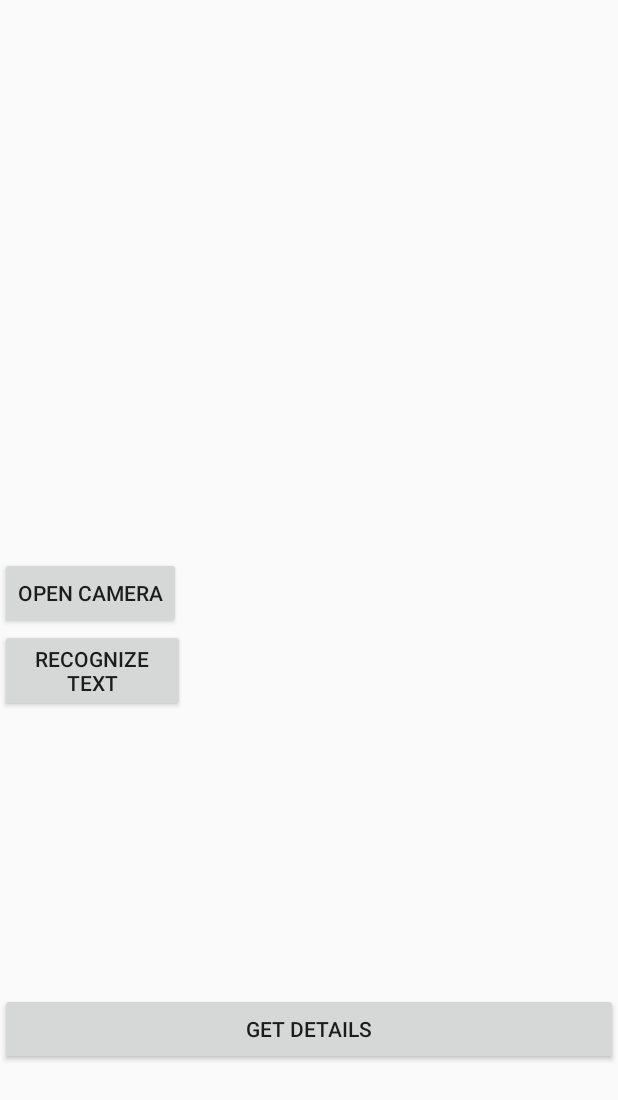
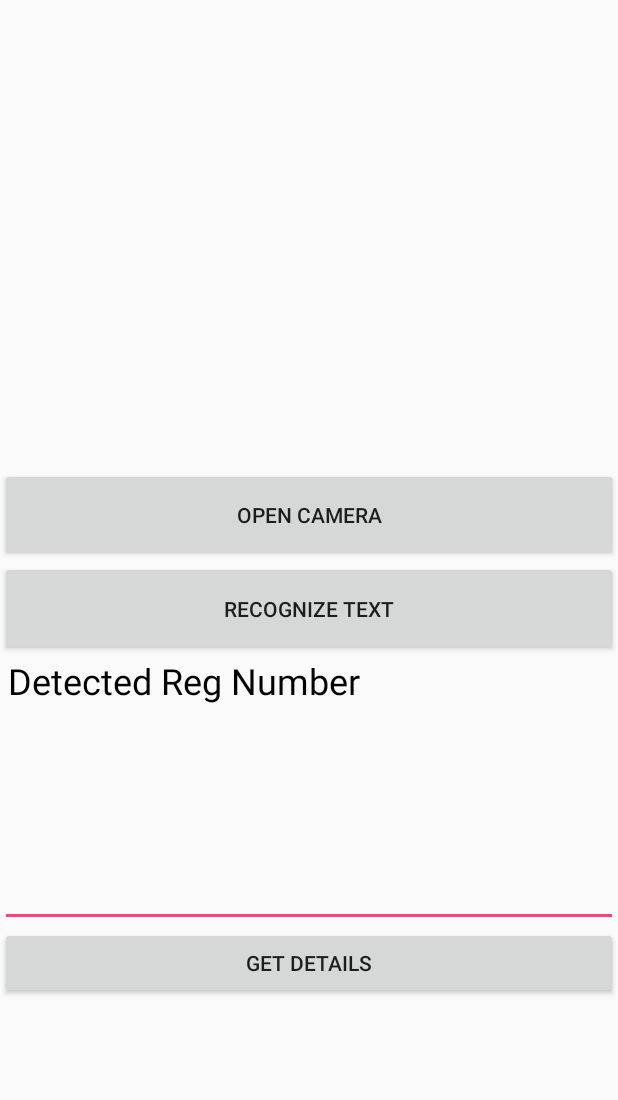
Before and after one commit to Yaswanth3277/vdetails, an Android app: the takePic screen opened directly, with no data from a screen before it, on a phone screen of 412 x 824 dp. Shown: the top 1100 px of the screen. Run offline under Robolectric (Android 15) with nearby library versions, the phone set to English and light mode, and no system bars.

Commit message:
camera 2nd slide ui

```diff
--- a/app/src/main/res/layout/take_pic.xml
+++ b/app/src/main/res/layout/take_pic.xml
@@ -8,25 +8,39 @@
     <ImageView
         android:id="@+id/ImageView01"
         android:layout_width="match_parent"
-        android:layout_height="371dp"></ImageView>
+        android:layout_height="312dp"
+        android:layout_gravity="center"></ImageView>
 
     <Button
         android:id="@+id/Button01"
-        android:layout_width="wrap_content"
-        android:layout_height="wrap_content"
+        android:layout_width="match_parent"
+        android:layout_height="62dp"
         android:text="Open Camera"></Button>
 
     <Button
         android:id="@+id/button2"
-        android:layout_width="123dp"
-        android:layout_height="wrap_content"
+        android:layout_width="match_parent"
+        android:layout_height="63dp"
         android:onClick="onGetText"
         android:text="Recognize Text" />
 
     <TextView
+        android:id="@+id/textView16"
+        android:layout_width="match_parent"
+        android:layout_height="wrap_content"
+        android:text="Detected Reg Number"
+        android:paddingLeft="5dp"
+        android:textColor="#000000"
+        android:textSize="24dp" />
+
+    <EditText
         android:id="@+id/textView"
         android:layout_width="match_parent"
-        android:layout_height="187dp" />
+        android:layout_height="148dp"
+        android:ems="10"
+        android:inputType="textPersonName"
+        android:textColor="#000000"
+        android:textSize="24dp" />
 
     <Button
         android:id="@+id/button6"
```
